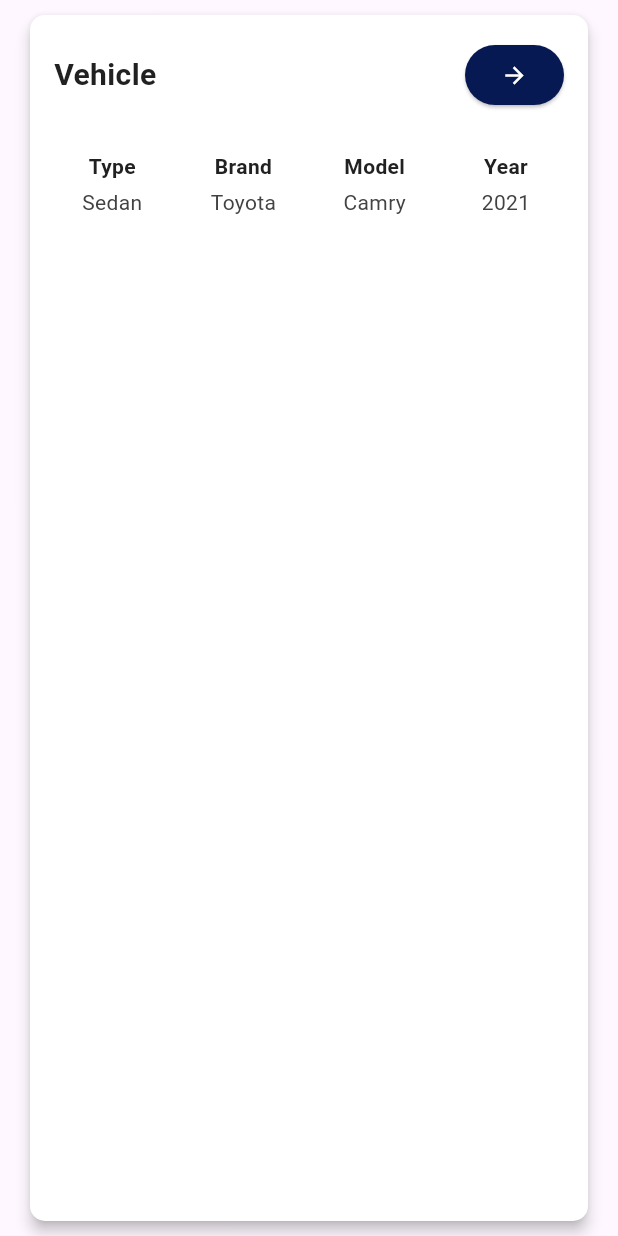
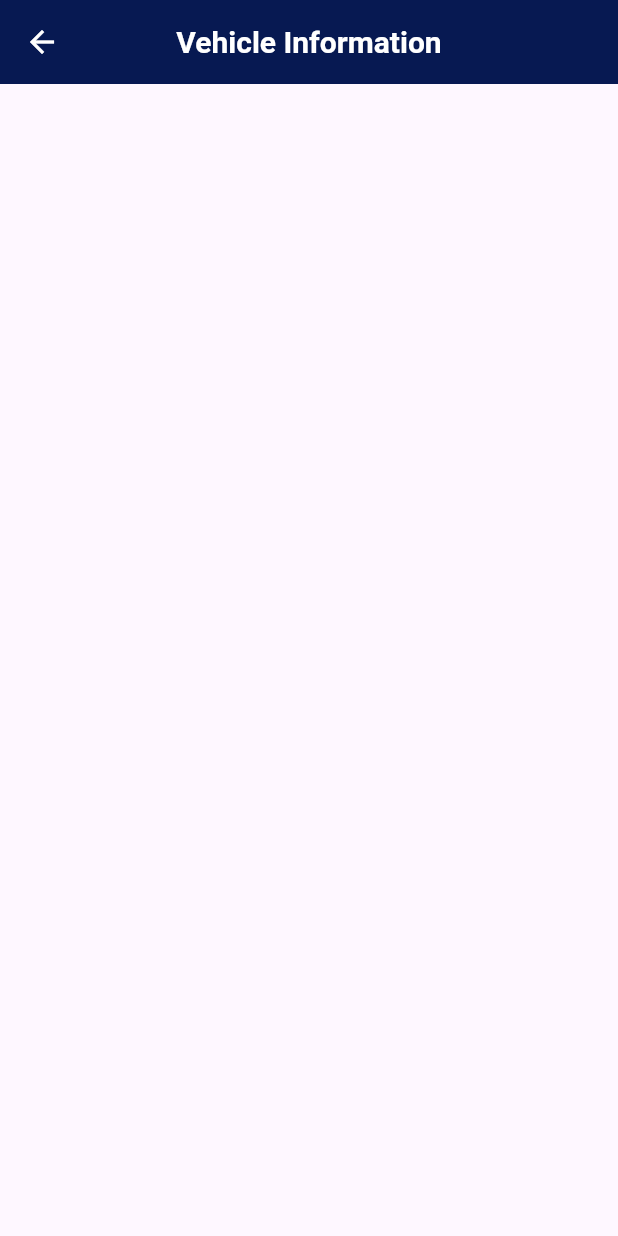
Before and after one commit to RazaqFarhanR/MicroSleep-Detector-MOBILE-APPS, a Flutter app: the VehicleInfoCard widget shown alone on an empty page, opened directly, after a tap on the "arrow forward" icon, on a phone screen of 412 x 824 dp. Run offline on Flutter 3.47's test engine with Material 3 defaults, Android fonts, the phone set to English and light mode, and no system bars.

Commit message:
feat: add device and vehicle views

```diff
--- a/lib/main.dart
+++ b/lib/main.dart
@@ -1,8 +1,10 @@
 import 'package:flutter/material.dart';
+import 'package:mobile_apps/screens/device_views.dart';
 import 'package:mobile_apps/screens/home_views.dart';
 import 'package:mobile_apps/screens/login_views.dart';
 import 'package:mobile_apps/screens/otp_views.dart';
 import 'package:mobile_apps/screens/register_views.dart';
+import 'package:mobile_apps/screens/vehicle_views.dart';
 
 void main() {
   runApp(const MyApp());
@@ -24,7 +26,9 @@ class MyApp extends StatelessWidget {
         '/': (context) => const LoginViews(),
         '/home': (context) => const HomeViews(),
         '/register': (context) => const RegisterViews(),
-        '/otp': (context) => const OtpConfirmationView()
+        '/otp': (context) => const OtpConfirmationView(),
+        '/vehicle': (context) => const VehicleViews(),
+        '/device': (context) => const DeviceViews()
       },
     );
   }
--- /dev/null
+++ b/lib/screens/vehicle_views.dart
@@ -0,0 +1,35 @@
+import 'package:flutter/material.dart';
+import 'package:mobile_apps/constanst/app_colors.dart';
+
+class VehicleViews extends StatelessWidget {
+  const VehicleViews({super.key});
+
+  @override
+  Widget build(BuildContext context) {
+    return Scaffold(
+      appBar: AppBar(
+        backgroundColor: AppColors.DarkBlue,
+        title: const Text(
+          'Vehicle Information',
+          style: TextStyle(
+            color: Colors.white,
+            fontSize: 20,
+            fontWeight: FontWeight.bold
+          ),
+          ),
+        centerTitle: true,
+        iconTheme: const IconThemeData(
+          color: Colors.white
+        ),
+      ),
+      body: const Padding(
+        padding: EdgeInsets.all(20.0),
+        child: SingleChildScrollView(
+            child: Column(
+              mainAxisAlignment: MainAxisAlignment.start,
+            ),
+          ),
+      ),
+    );
+  }
+}
--- a/lib/widgets/VehicleInfoCard.dart
+++ b/lib/widgets/VehicleInfoCard.dart
@@ -27,7 +27,7 @@ class VehicleInfoCard extends StatelessWidget {
                 ),
                 ElevatedButton(
                   onPressed: () {
-                    print('Tombol diklik');
+                    Navigator.pushNamed(context, '/vehicle');
                   },
                   style: ElevatedButton.styleFrom(
                     iconColor: Colors.white,
```
Also changed, not shown: lib/screens/device_views.dart (added, +35 -0 lines), lib/widgets/DeviceInfoCard.dart (added, +85 -0 lines).
